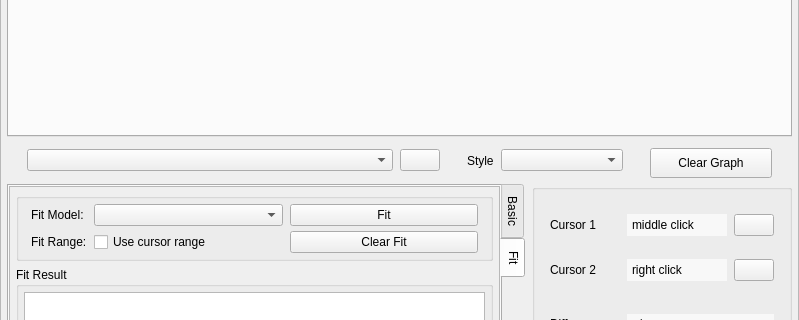
First picture: the form in src/mdaviz/resources/mda_file_viz.ui, repository BCDA-APS/mdaviz, before the edit; both pictures show x 0 to 799 and y 323 to 643 of the 799 by 744 pixel window.
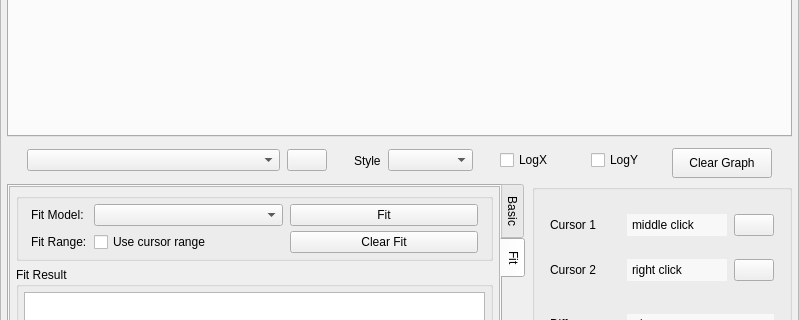
Second picture: the form after the edit. Icons and pictures are not drawn.

What changed in the file:
```diff
--- a/src/mdaviz/resources/mda_file_viz.ui
+++ b/src/mdaviz/resources/mda_file_viz.ui
@@ -272,6 +272,39 @@
             </property>
            </spacer>
           </item>
+          <item>
+           <widget class="QCheckBox" name="logXCheckBox">
+            <property name="toolTip">
+             <string>Use logarithmic scale for X-axis</string>
+            </property>
+            <property name="text">
+             <string>LogX</string>
+            </property>
+           </widget>
+          </item>
+          <item>
+           <widget class="QCheckBox" name="logYCheckBox">
+            <property name="toolTip">
+             <string>Use logarithmic scale for Y-axis</string>
+            </property>
+            <property name="text">
+             <string>LogY</string>
+            </property>
+           </widget>
+          </item>
+          <item>
+           <spacer name="horizontalSpacer_3">
+            <property name="orientation">
+             <enum>Qt::Horizontal</enum>
+            </property>
+            <property name="sizeHint" stdset="0">
+             <size>
+              <width>20</width>
+              <height>20</height>
+             </size>
+            </property>
+           </spacer>
+          </item>
           <item>
            <widget class="QPushButton" name="clearAll">
             <property name="sizePolicy">
```
